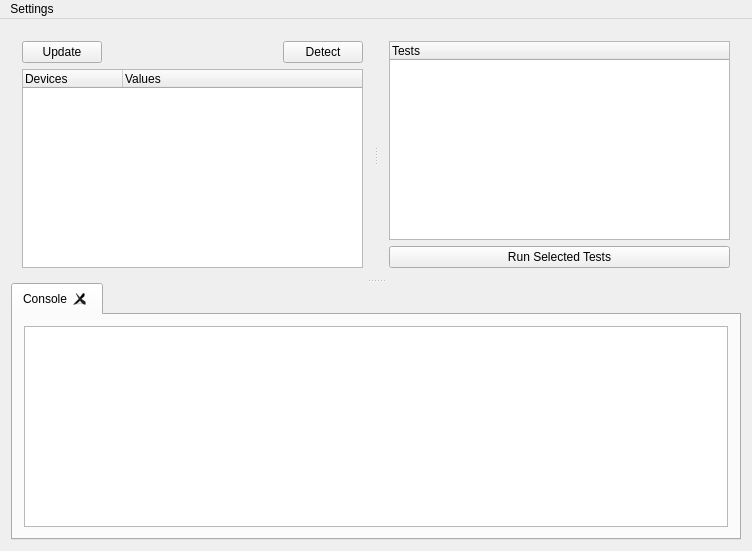
Qt form src/mainwindow.ui (Crystal-Photonics/crystalTestFrameworkApp) before a commit.
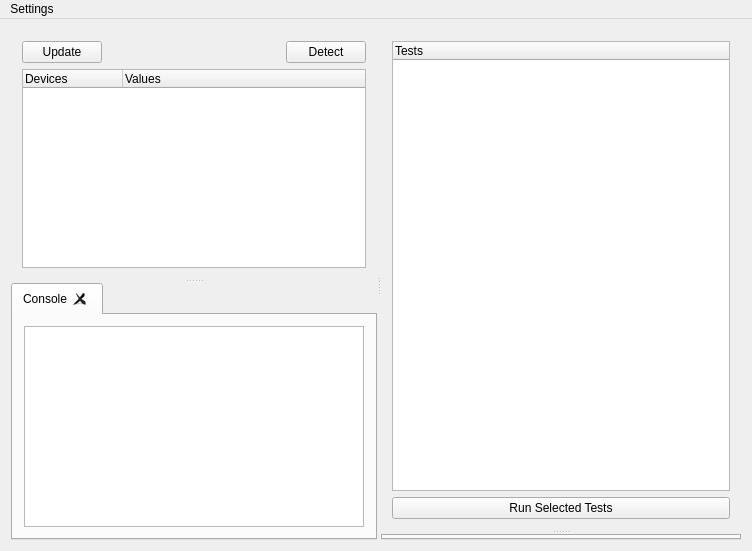
The same form after that commit.

What changed in the file:
```diff
--- a/src/mainwindow.ui
+++ b/src/mainwindow.ui
@@ -14,15 +14,15 @@
    <string>MainWindow</string>
   </property>
   <widget class="QWidget" name="centralWidget">
-   <layout class="QGridLayout" name="gridLayout">
-    <item row="0" column="0">
-     <widget class="QSplitter" name="splitter_2">
+   <layout class="QVBoxLayout" name="verticalLayout_3">
+    <item>
+     <widget class="QSplitter" name="splitter_3">
       <property name="orientation">
-       <enum>Qt::Vertical</enum>
+       <enum>Qt::Horizontal</enum>
       </property>
-      <widget class="QSplitter" name="splitter">
+      <widget class="QSplitter" name="splitter_2">
        <property name="orientation">
-        <enum>Qt::Horizontal</enum>
+        <enum>Qt::Vertical</enum>
        </property>
        <widget class="QWidget" name="layoutWidget">
         <layout class="QVBoxLayout" name="verticalLayout_2">
@@ -79,6 +79,36 @@
          </item>
         </layout>
        </widget>
+       <widget class="QTabWidget" name="tabWidget">
+        <property name="currentIndex">
+         <number>0</number>
+        </property>
+        <property name="tabsClosable">
+         <bool>true</bool>
+        </property>
+        <property name="movable">
+         <bool>true</bool>
+        </property>
+        <widget class="QWidget" name="ConsoleTab">
+         <attribute name="title">
+          <string>Console</string>
+         </attribute>
+         <layout class="QHBoxLayout" name="horizontalLayout_2">
+          <item>
+           <widget class="QTextEdit" name="console_edit">
+            <property name="readOnly">
+             <bool>true</bool>
+            </property>
+           </widget>
+          </item>
+         </layout>
+        </widget>
+       </widget>
+      </widget>
+      <widget class="QSplitter" name="splitter">
+       <property name="orientation">
+        <enum>Qt::Vertical</enum>
+       </property>
        <widget class="QWidget" name="layoutWidget">
         <layout class="QVBoxLayout" name="verticalLayout">
          <item>
@@ -99,31 +129,7 @@
          </item>
         </layout>
        </widget>
-      </widget>
-      <widget class="QTabWidget" name="tabWidget">
-       <property name="currentIndex">
-        <number>0</number>
-       </property>
-       <property name="tabsClosable">
-        <bool>true</bool>
-       </property>
-       <property name="movable">
-        <bool>true</bool>
-       </property>
-       <widget class="QWidget" name="ConsoleTab">
-        <attribute name="title">
-         <string>Console</string>
-        </attribute>
-        <layout class="QHBoxLayout" name="horizontalLayout_5">
-         <item>
-          <widget class="QTextEdit" name="console_edit">
-           <property name="readOnly">
-            <bool>true</bool>
-           </property>
-          </widget>
-         </item>
-        </layout>
-       </widget>
+       <widget class="QTabWidget" name="tabWidget_2"/>
       </widget>
      </widget>
     </item>
```
